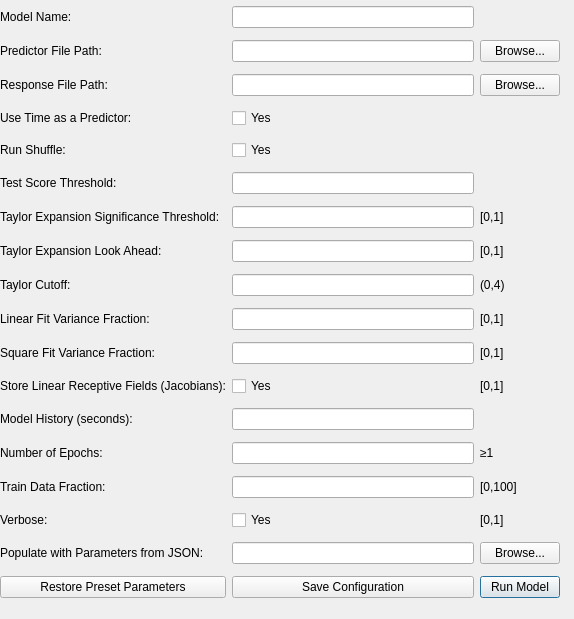
This is neuro_mine/ui/mine_form.ui in matovic5/neuro_mine as Qt 5 draws it before an edit. The edited form follows.
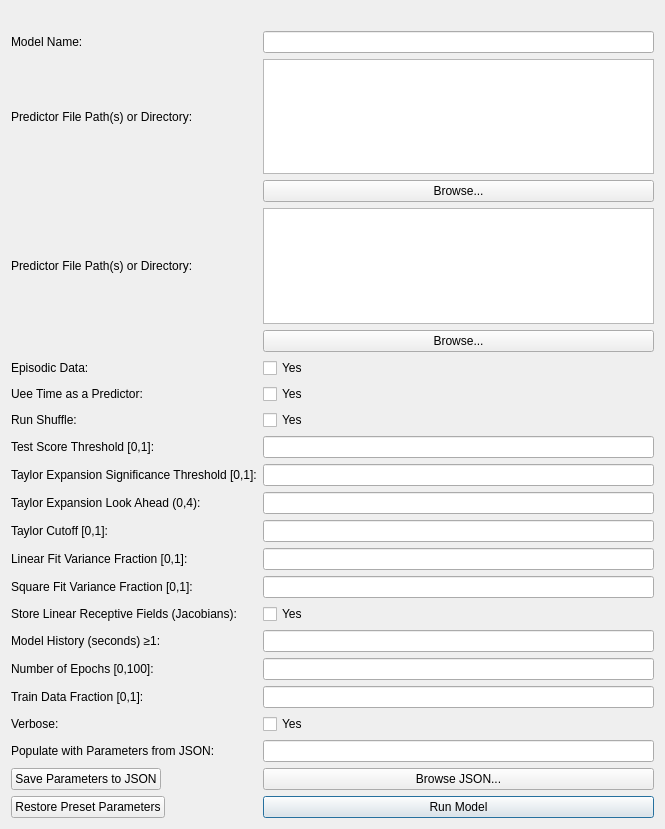
This is the edited form. Icons and pictures are not drawn.

Commit message: Edited UIs to make them follow a form and have dinky dialog boxes for JSON; Main - added multi-line processing and checkbox for episodic; Predict: greyed out button;

Diff of the .ui file:
```diff
--- a/neuro_mine/ui/mine_form.ui
+++ b/neuro_mine/ui/mine_form.ui
@@ -6,412 +6,660 @@
    <rect>
     <x>0</x>
     <y>0</y>
-    <width>574</width>
-    <height>619</height>
+    <width>665</width>
+    <height>829</height>
    </rect>
   </property>
+  <property name="sizePolicy">
+   <sizepolicy hsizetype="Expanding" vsizetype="Expanding">
+    <horstretch>0</horstretch>
+    <verstretch>0</verstretch>
+   </sizepolicy>
+  </property>
   <property name="windowTitle">
    <string>Neuro MINE</string>
   </property>
-  <widget class="QWidget" name="widget" native="true">
-   <property name="geometry">
-    <rect>
-     <x>810</x>
-     <y>210</y>
-     <width>144</width>
-     <height>532</height>
-    </rect>
-   </property>
-  </widget>
-  <widget class="QWidget" name="">
-   <property name="geometry">
-    <rect>
-     <x>0</x>
-     <y>0</y>
-     <width>573</width>
-     <height>617</height>
-    </rect>
-   </property>
-   <layout class="QGridLayout" name="gridLayout">
-    <item row="17" column="1">
-     <widget class="QCheckBox" name="checkBox_3">
+  <layout class="QFormLayout" name="formLayout">
+   <item row="0" column="1">
+    <widget class="QLabel" name="label">
+     <property name="sizePolicy">
+      <sizepolicy hsizetype="Expanding" vsizetype="Expanding">
+       <horstretch>0</horstretch>
+       <verstretch>0</verstretch>
+      </sizepolicy>
+     </property>
       <property name="text">
-       <string>Yes</string>
-      </property>
-     </widget>
-    </item>
-    <item row="20" column="0">
-     <widget class="QPushButton" name="pushButton_5">
-      <property name="text">
-       <string>Restore Preset Parameters</string>
-      </property>
-     </widget>
-    </item>
-    <item row="17" column="0">
-     <widget class="QLabel" name="label_18">
-      <property name="text">
-       <string>Verbose:</string>
-      </property>
-     </widget>
-    </item>
-    <item row="16" column="1">
-     <widget class="QLineEdit" name="lineEdit_13"/>
-    </item>
-    <item row="8" column="1">
-     <widget class="QLineEdit" name="lineEdit_5"/>
-    </item>
-    <item row="14" column="1">
-     <widget class="QLineEdit" name="lineEdit_9"/>
-    </item>
-    <item row="16" column="0">
-     <widget class="QLabel" name="label_17">
-      <property name="text">
-       <string>Train Data Fraction:</string>
-      </property>
-     </widget>
-    </item>
-    <item row="18" column="1">
-     <widget class="QLineEdit" name="lineEdit_10"/>
-    </item>
-    <item row="2" column="0">
-     <widget class="QLabel" name="label_3">
-      <property name="text">
-       <string>Predictor File Path:</string>
-      </property>
-     </widget>
-    </item>
-    <item row="11" column="1">
-     <widget class="QLineEdit" name="lineEdit_7"/>
-    </item>
-    <item row="18" column="2">
-     <widget class="QPushButton" name="pushButton_4">
-      <property name="text">
-       <string>Browse...</string>
-      </property>
-     </widget>
-    </item>
-    <item row="12" column="0">
-     <widget class="QLabel" name="label_11">
-      <property name="text">
-       <string>Square Fit Variance Fraction:</string>
-      </property>
-     </widget>
-    </item>
-    <item row="7" column="0">
-     <widget class="QLabel" name="label_7">
-      <property name="text">
-       <string>Test Score Threshold:</string>
-      </property>
-     </widget>
-    </item>
-    <item row="20" column="1">
-     <widget class="QPushButton" name="pushButton_6">
-      <property name="text">
-       <string>Save Configuration</string>
-      </property>
-     </widget>
-    </item>
-    <item row="15" column="2">
-     <widget class="QLabel" name="label_25">
-      <property name="text">
-       <string>≥1</string>
-      </property>
-     </widget>
-    </item>
-    <item row="2" column="1">
-     <widget class="QLineEdit" name="lineEdit_4"/>
-    </item>
-    <item row="17" column="2">
-     <widget class="QLabel" name="label_27">
-      <property name="text">
-       <string>[0,1]</string>
-      </property>
-     </widget>
-    </item>
-    <item row="13" column="2">
-     <widget class="QLabel" name="label_24">
-      <property name="text">
-       <string>[0,1]</string>
-      </property>
-     </widget>
-    </item>
-    <item row="11" column="0">
-     <widget class="QLabel" name="label_10">
-      <property name="text">
-       <string>Linear Fit Variance Fraction:</string>
-      </property>
-     </widget>
-    </item>
-    <item row="9" column="2">
-     <widget class="QLabel" name="label_20">
-      <property name="text">
-       <string>[0,1]</string>
-      </property>
-     </widget>
-    </item>
-    <item row="18" column="0">
-     <widget class="QLabel" name="label_15">
-      <property name="text">
-       <string>Populate with Parameters from JSON:</string>
-      </property>
-     </widget>
-    </item>
-    <item row="1" column="1">
-     <widget class="QLineEdit" name="lineEdit"/>
-    </item>
-    <item row="16" column="2">
-     <widget class="QLabel" name="label_26">
-      <property name="text">
-       <string>[0,100]</string>
+      <string/>
+     </property>
+     <property name="pixmap">
+      <pixmap resource="resources.qrc">:/logo.png</pixmap>
+     </property>
+     <property name="alignment">
+      <set>Qt::AlignmentFlag::AlignRight|Qt::AlignmentFlag::AlignTrailing|Qt::AlignmentFlag::AlignVCenter</set>
       </property>
      </widget>
     </item>
     <item row="1" column="0">
      <widget class="QLabel" name="label_2">
+     <property name="sizePolicy">
+      <sizepolicy hsizetype="Expanding" vsizetype="Expanding">
+       <horstretch>0</horstretch>
+       <verstretch>0</verstretch>
+      </sizepolicy>
+     </property>
       <property name="text">
        <string>Model Name:</string>
       </property>
      </widget>
     </item>
-    <item row="12" column="1">
-     <widget class="QLineEdit" name="lineEdit_8"/>
-    </item>
-    <item row="8" column="2">
-     <widget class="QLabel" name="label_19">
+   <item row="1" column="1">
+    <widget class="QLineEdit" name="lineEdit">
+     <property name="sizePolicy">
+      <sizepolicy hsizetype="Expanding" vsizetype="Expanding">
+       <horstretch>0</horstretch>
+       <verstretch>0</verstretch>
+      </sizepolicy>
+     </property>
+     <property name="minimumSize">
+      <size>
+       <width>359</width>
+       <height>0</height>
+      </size>
+     </property>
+    </widget>
+   </item>
+   <item row="2" column="0">
+    <widget class="QLabel" name="label_3">
+     <property name="sizePolicy">
+      <sizepolicy hsizetype="Expanding" vsizetype="Expanding">
+       <horstretch>0</horstretch>
+       <verstretch>0</verstretch>
+      </sizepolicy>
+     </property>
       <property name="text">
-       <string>[0,1]</string>
+      <string>Predictor File Path(s) or Directory:</string>
+     </property>
+    </widget>
+   </item>
+   <item row="2" column="1">
+    <widget class="QTextEdit" name="textEdit">
+     <property name="sizePolicy">
+      <sizepolicy hsizetype="Expanding" vsizetype="Expanding">
+       <horstretch>0</horstretch>
+       <verstretch>0</verstretch>
+      </sizepolicy>
       </property>
      </widget>
     </item>
     <item row="3" column="0">
-     <widget class="QLabel" name="label_4">
+    <widget class="QLabel" name="label_20">
+     <property name="sizePolicy">
+      <sizepolicy hsizetype="Expanding" vsizetype="Expanding">
+       <horstretch>0</horstretch>
+       <verstretch>0</verstretch>
+      </sizepolicy>
+     </property>
       <property name="toolTip">
-       <string>Single delimiter-separated file with Time as first column</string>
-      </property>
-      <property name="text">
-       <string>Response File Path:</string>
-      </property>
-     </widget>
-    </item>
-    <item row="12" column="2">
-     <widget class="QLabel" name="label_23">
+      <string/>
+     </property>
+     <property name="whatsThis">
+      <string>Predictor file(s) should be .csv format but with any type of delimiter; Time must be in the first column and all columns must have headers</string>
+     </property>
       <property name="text">
-       <string>[0,1]</string>
-      </property>
-     </widget>
-    </item>
-    <item row="20" column="2">
-     <widget class="QPushButton" name="pushButton">
-      <property name="text">
-       <string>Run Model</string>
-      </property>
-      <property name="default">
-       <bool>true</bool>
-      </property>
-     </widget>
-    </item>
-    <item row="10" column="1">
-     <widget class="QLineEdit" name="lineEdit_6"/>
-    </item>
-    <item row="14" column="0">
-     <widget class="QLabel" name="label_12">
-      <property name="text">
-       <string>Model History (seconds):</string>
-      </property>
-     </widget>
-    </item>
-    <item row="11" column="2">
-     <widget class="QLabel" name="label_22">
+      <string/>
+     </property>
+     <property name="pixmap">
+      <pixmap resource="resources.qrc">:/question.png</pixmap>
+     </property>
+    </widget>
+   </item>
+   <item row="3" column="1">
+    <widget class="QPushButton" name="pushButton_2">
+     <property name="sizePolicy">
+      <sizepolicy hsizetype="Expanding" vsizetype="Expanding">
+       <horstretch>0</horstretch>
+       <verstretch>0</verstretch>
+      </sizepolicy>
+     </property>
       <property name="text">
-       <string>[0,1]</string>
+      <string>Browse...</string>
       </property>
      </widget>
     </item>
     <item row="4" column="0">
-     <widget class="QLabel" name="label_5">
+    <widget class="QLabel" name="label_4">
+     <property name="sizePolicy">
+      <sizepolicy hsizetype="Expanding" vsizetype="Expanding">
+       <horstretch>0</horstretch>
+       <verstretch>0</verstretch>
+      </sizepolicy>
+     </property>
       <property name="text">
-       <string>Use Time as a Predictor:</string>
+      <string>Predictor File Path(s) or Directory:</string>
       </property>
      </widget>
     </item>
-    <item row="10" column="2">
+   <item row="4" column="1">
+    <widget class="QTextEdit" name="textEdit_2">
+     <property name="sizePolicy">
+      <sizepolicy hsizetype="Expanding" vsizetype="Expanding">
+       <horstretch>0</horstretch>
+       <verstretch>0</verstretch>
+      </sizepolicy>
+     </property>
+    </widget>
+   </item>
+   <item row="5" column="0">
      <widget class="QLabel" name="label_21">
+     <property name="sizePolicy">
+      <sizepolicy hsizetype="Expanding" vsizetype="Expanding">
+       <horstretch>0</horstretch>
+       <verstretch>0</verstretch>
+      </sizepolicy>
+     </property>
+     <property name="toolTip">
+      <string/>
+     </property>
+     <property name="whatsThis">
+      <string>Response file(s) should be .csv format but with any type of delimiter; time must be in the first column</string>
+     </property>
       <property name="text">
-       <string>(0,4)</string>
-      </property>
-     </widget>
-    </item>
-    <item row="9" column="1">
-     <widget class="QLineEdit" name="lineEdit_11"/>
+      <string/>
+     </property>
+     <property name="pixmap">
+      <pixmap resource="resources.qrc">:/question.png</pixmap>
+     </property>
+    </widget>
+   </item>
+   <item row="5" column="1">
+    <widget class="QPushButton" name="pushButton_3">
+     <property name="sizePolicy">
+      <sizepolicy hsizetype="Expanding" vsizetype="Expanding">
+       <horstretch>0</horstretch>
+       <verstretch>0</verstretch>
+      </sizepolicy>
+     </property>
+     <property name="text">
+      <string>Browse...</string>
+     </property>
+    </widget>
+   </item>
+   <item row="7" column="0">
+    <widget class="QLabel" name="label_5">
+     <property name="sizePolicy">
+      <sizepolicy hsizetype="Expanding" vsizetype="Expanding">
+       <horstretch>0</horstretch>
+       <verstretch>0</verstretch>
+      </sizepolicy>
+     </property>
+     <property name="text">
+      <string>Episodic Data:</string>
+     </property>
+    </widget>
+   </item>
+   <item row="7" column="1">
+    <widget class="QCheckBox" name="checkBox">
+     <property name="sizePolicy">
+      <sizepolicy hsizetype="Expanding" vsizetype="Expanding">
+       <horstretch>0</horstretch>
+       <verstretch>0</verstretch>
+      </sizepolicy>
+     </property>
+     <property name="text">
+      <string>Yes</string>
+     </property>
+    </widget>
+   </item>
+   <item row="8" column="0">
+    <widget class="QLabel" name="label_6">
+     <property name="sizePolicy">
+      <sizepolicy hsizetype="Expanding" vsizetype="Expanding">
+       <horstretch>0</horstretch>
+       <verstretch>0</verstretch>
+      </sizepolicy>
+     </property>
+     <property name="text">
+      <string>Uee Time as a Predictor:</string>
+     </property>
+    </widget>
+   </item>
+   <item row="8" column="1">
+    <widget class="QCheckBox" name="checkBox_2">
+     <property name="sizePolicy">
+      <sizepolicy hsizetype="Expanding" vsizetype="Expanding">
+       <horstretch>0</horstretch>
+       <verstretch>0</verstretch>
+      </sizepolicy>
+     </property>
+     <property name="text">
+      <string>Yes</string>
+     </property>
+    </widget>
     </item>
     <item row="9" column="0">
-     <widget class="QLabel" name="label_13">
+    <widget class="QLabel" name="label_7">
+     <property name="sizePolicy">
+      <sizepolicy hsizetype="Expanding" vsizetype="Expanding">
+       <horstretch>0</horstretch>
+       <verstretch>0</verstretch>
+      </sizepolicy>
+     </property>
       <property name="text">
-       <string>Taylor Expansion Look Ahead:</string>
+      <string>Run Shuffle:</string>
+     </property>
+    </widget>
+   </item>
+   <item row="9" column="1">
+    <widget class="QCheckBox" name="checkBox_5">
+     <property name="sizePolicy">
+      <sizepolicy hsizetype="Expanding" vsizetype="Expanding">
+       <horstretch>0</horstretch>
+       <verstretch>0</verstretch>
+      </sizepolicy>
+     </property>
+     <property name="text">
+      <string>Yes</string>
       </property>
      </widget>
     </item>
     <item row="10" column="0">
+    <widget class="QLabel" name="label_8">
+     <property name="sizePolicy">
+      <sizepolicy hsizetype="Expanding" vsizetype="Expanding">
+       <horstretch>0</horstretch>
+       <verstretch>0</verstretch>
+      </sizepolicy>
+     </property>
+     <property name="text">
+      <string>Test Score Threshold [0,1]:</string>
+     </property>
+    </widget>
+   </item>
+   <item row="10" column="1">
+    <widget class="QLineEdit" name="lineEdit_2">
+     <property name="sizePolicy">
+      <sizepolicy hsizetype="Expanding" vsizetype="Expanding">
+       <horstretch>0</horstretch>
+       <verstretch>0</verstretch>
+      </sizepolicy>
+     </property>
+     <property name="minimumSize">
+      <size>
+       <width>359</width>
+       <height>0</height>
+      </size>
+     </property>
+    </widget>
+   </item>
+   <item row="11" column="0">
      <widget class="QLabel" name="label_9">
+     <property name="sizePolicy">
+      <sizepolicy hsizetype="Expanding" vsizetype="Expanding">
+       <horstretch>0</horstretch>
+       <verstretch>0</verstretch>
+      </sizepolicy>
+     </property>
       <property name="text">
-       <string>Taylor Cutoff:</string>
+      <string>Taylor Expansion Significance Threshold [0,1]:</string>
       </property>
      </widget>
     </item>
-    <item row="13" column="1">
-     <widget class="QCheckBox" name="checkBox_4">
+   <item row="11" column="1">
+    <widget class="QLineEdit" name="lineEdit_3">
+     <property name="sizePolicy">
+      <sizepolicy hsizetype="Expanding" vsizetype="Expanding">
+       <horstretch>0</horstretch>
+       <verstretch>0</verstretch>
+      </sizepolicy>
+     </property>
+     <property name="minimumSize">
+      <size>
+       <width>359</width>
+       <height>0</height>
+      </size>
+     </property>
+    </widget>
+   </item>
+   <item row="12" column="0">
+    <widget class="QLabel" name="label_10">
+     <property name="sizePolicy">
+      <sizepolicy hsizetype="Expanding" vsizetype="Expanding">
+       <horstretch>0</horstretch>
+       <verstretch>0</verstretch>
+      </sizepolicy>
+     </property>
       <property name="text">
-       <string>Yes</string>
+      <string>Taylor Expansion Look Ahead (0,4):</string>
+     </property>
+    </widget>
+   </item>
+   <item row="12" column="1">
+    <widget class="QLineEdit" name="lineEdit_4">
+     <property name="sizePolicy">
+      <sizepolicy hsizetype="Expanding" vsizetype="Expanding">
+       <horstretch>0</horstretch>
+       <verstretch>0</verstretch>
+      </sizepolicy>
+     </property>
+     <property name="minimumSize">
+      <size>
+       <width>359</width>
+       <height>0</height>
+      </size>
       </property>
      </widget>
     </item>
     <item row="13" column="0">
+    <widget class="QLabel" name="label_11">
+     <property name="sizePolicy">
+      <sizepolicy hsizetype="Expanding" vsizetype="Expanding">
+       <horstretch>0</horstretch>
+       <verstretch>0</verstretch>
+      </sizepolicy>
+     </property>
+     <property name="text">
+      <string>Taylor Cutoff [0,1]:</string>
+     </property>
+    </widget>
+   </item>
+   <item row="13" column="1">
+    <widget class="QLineEdit" name="lineEdit_5">
+     <property name="sizePolicy">
+      <sizepolicy hsizetype="Expanding" vsizetype="Expanding">
+       <horstretch>0</horstretch>
+       <verstretch>0</verstretch>
+      </sizepolicy>
+     </property>
+     <property name="minimumSize">
+      <size>
+       <width>359</width>
+       <height>0</height>
+      </size>
+     </property>
+    </widget>
+   </item>
+   <item row="14" column="0">
+    <widget class="QLabel" name="label_12">
+     <property name="sizePolicy">
+      <sizepolicy hsizetype="Expanding" vsizetype="Expanding">
+       <horstretch>0</horstretch>
+       <verstretch>0</verstretch>
+      </sizepolicy>
+     </property>
+     <property name="text">
+      <string>Linear Fit Variance Fraction [0,1]:</string>
+     </property>
+    </widget>
+   </item>
+   <item row="14" column="1">
+    <widget class="QLineEdit" name="lineEdit_6">
+     <property name="sizePolicy">
+      <sizepolicy hsizetype="Expanding" vsizetype="Expanding">
+       <horstretch>0</horstretch>
+       <verstretch>0</verstretch>
+      </sizepolicy>
+     </property>
+     <property name="minimumSize">
+      <size>
+       <width>359</width>
+       <height>0</height>
+      </size>
+     </property>
+    </widget>
+   </item>
+   <item row="15" column="0">
+    <widget class="QLabel" name="label_13">
+     <property name="sizePolicy">
+      <sizepolicy hsizetype="Expanding" vsizetype="Expanding">
+       <horstretch>0</horstretch>
+       <verstretch>0</verstretch>
+      </sizepolicy>
+     </property>
+     <property name="text">
+      <string>Square Fit Variance Fraction [0,1]:</string>
+     </property>
+    </widget>
+   </item>
+   <item row="15" column="1">
+    <widget class="QLineEdit" name="lineEdit_7">
+     <property name="sizePolicy">
+      <sizepolicy hsizetype="Expanding" vsizetype="Expanding">
+       <horstretch>0</horstretch>
+       <verstretch>0</verstretch>
+      </sizepolicy>
+     </property>
+     <property name="minimumSize">
+      <size>
+       <width>359</width>
+       <height>0</height>
+      </size>
+     </property>
+    </widget>
+   </item>
+   <item row="16" column="0">
      <widget class="QLabel" name="label_14">
+     <property name="sizePolicy">
+      <sizepolicy hsizetype="Expanding" vsizetype="Expanding">
+       <horstretch>0</horstretch>
+       <verstretch>0</verstretch>
+      </sizepolicy>
+     </property>
       <property name="text">
        <string>Store Linear Receptive Fields (Jacobians):</string>
       </property>
      </widget>
     </item>
-    <item row="15" column="1">
-     <widget class="QLineEdit" name="lineEdit_12"/>
-    </item>
-    <item row="15" column="0">
+   <item row="16" column="1">
+    <widget class="QCheckBox" name="checkBox_3">
+     <property name="sizePolicy">
+      <sizepolicy hsizetype="Expanding" vsizetype="Expanding">
+       <horstretch>0</horstretch>
+       <verstretch>0</verstretch>
+      </sizepolicy>
+     </property>
+     <property name="text">
+      <string>Yes</string>
+     </property>
+    </widget>
+   </item>
+   <item row="17" column="0">
+    <widget class="QLabel" name="label_15">
+     <property name="sizePolicy">
+      <sizepolicy hsizetype="Expanding" vsizetype="Expanding">
+       <horstretch>0</horstretch>
+       <verstretch>0</verstretch>
+      </sizepolicy>
+     </property>
+     <property name="text">
+      <string>Model History (seconds) ≥1:</string>
+     </property>
+    </widget>
+   </item>
+   <item row="17" column="1">
+    <widget class="QLineEdit" name="lineEdit_8">
+     <property name="sizePolicy">
+      <sizepolicy hsizetype="Expanding" vsizetype="Expanding">
+       <horstretch>0</horstretch>
+       <verstretch>0</verstretch>
+      </sizepolicy>
+     </property>
+     <property name="minimumSize">
+      <size>
+       <width>359</width>
+       <height>0</height>
+      </size>
+     </property>
+    </widget>
+   </item>
+   <item row="18" column="0">
      <widget class="QLabel" name="label_16">
+     <property name="sizePolicy">
+      <sizepolicy hsizetype="Expanding" vsizetype="Expanding">
+       <horstretch>0</horstretch>
+       <verstretch>0</verstretch>
+      </sizepolicy>
+     </property>
       <property name="text">
-       <string>Number of Epochs:</string>
+      <string>Number of Epochs [0,100]:</string>
       </property>
      </widget>
     </item>
-    <item row="8" column="0">
-     <widget class="QLabel" name="label_8">
-      <property name="text">
-       <string>Taylor Expansion Significance Threshold:</string>
-      </property>
-     </widget>
-    </item>
-    <item row="6" column="0">
-     <widget class="QLabel" name="label_6">
+   <item row="18" column="1">
+    <widget class="QLineEdit" name="lineEdit_9">
+     <property name="sizePolicy">
+      <sizepolicy hsizetype="Expanding" vsizetype="Expanding">
+       <horstretch>0</horstretch>
+       <verstretch>0</verstretch>
+      </sizepolicy>
+     </property>
+     <property name="minimumSize">
+      <size>
+       <width>359</width>
+       <height>0</height>
+      </size>
+     </property>
+    </widget>
+   </item>
+   <item row="19" column="0">
+    <widget class="QLabel" name="label_17">
+     <property name="sizePolicy">
+      <sizepolicy hsizetype="Expanding" vsizetype="Expanding">
+       <horstretch>0</horstretch>
+       <verstretch>0</verstretch>
+      </sizepolicy>
+     </property>
       <property name="text">
-       <string>Run Shuffle:</string>
+      <string>Train Data Fraction [0,1]:</string>
       </property>
      </widget>
     </item>
-    <item row="3" column="1">
-     <widget class="QLineEdit" name="lineEdit_2"/>
-    </item>
-    <item row="1" column="2">
-     <widget class="QLabel" name="label">
-      <property name="layoutDirection">
-       <enum>Qt::LayoutDirection::RightToLeft</enum>
+   <item row="19" column="1">
+    <widget class="QLineEdit" name="lineEdit_10">
+     <property name="sizePolicy">
+      <sizepolicy hsizetype="Expanding" vsizetype="Expanding">
+       <horstretch>0</horstretch>
+       <verstretch>0</verstretch>
+      </sizepolicy>
+     </property>
+     <property name="minimumSize">
+      <size>
+       <width>359</width>
+       <height>0</height>
+      </size>
+     </property>
+    </widget>
+   </item>
+   <item row="20" column="0">
+    <widget class="QLabel" name="label_18">
+     <property name="sizePolicy">
+      <sizepolicy hsizetype="Expanding" vsizetype="Expanding">
+       <horstretch>0</horstretch>
+       <verstretch>0</verstretch>
+      </sizepolicy>
       </property>
       <property name="text">
-       <string/>
-      </property>
-      <property name="pixmap">
-       <pixmap resource="resources.qrc">:/logo.png</pixmap>
-      </property>
-     </widget>
-    </item>
-    <item row="4" column="1">
-     <widget class="QCheckBox" name="checkBox">
+      <string>Verbose:</string>
+     </property>
+    </widget>
+   </item>
+   <item row="20" column="1">
+    <widget class="QCheckBox" name="checkBox_4">
+     <property name="sizePolicy">
+      <sizepolicy hsizetype="Expanding" vsizetype="Expanding">
+       <horstretch>0</horstretch>
+       <verstretch>0</verstretch>
+      </sizepolicy>
+     </property>
       <property name="text">
        <string>Yes</string>
       </property>
      </widget>
     </item>
-    <item row="6" column="1">
-     <widget class="QCheckBox" name="checkBox_2">
+   <item row="21" column="0">
+    <widget class="QLabel" name="label_19">
+     <property name="sizePolicy">
+      <sizepolicy hsizetype="Expanding" vsizetype="Expanding">
+       <horstretch>0</horstretch>
+       <verstretch>0</verstretch>
+      </sizepolicy>
+     </property>
       <property name="text">
-       <string>Yes</string>
+      <string>Populate with Parameters from JSON:</string>
       </property>
      </widget>
     </item>
-    <item row="7" column="1">
-     <widget class="QLineEdit" name="lineEdit_3"/>
-    </item>
-    <item row="2" column="2">
-     <widget class="QPushButton" name="pushButton_2">
+   <item row="21" column="1">
+    <widget class="QLineEdit" name="lineEdit_11">
+     <property name="sizePolicy">
+      <sizepolicy hsizetype="Expanding" vsizetype="Expanding">
+       <horstretch>0</horstretch>
+       <verstretch>0</verstretch>
+      </sizepolicy>
+     </property>
+     <property name="minimumSize">
+      <size>
+       <width>359</width>
+       <height>0</height>
+      </size>
+     </property>
+    </widget>
+   </item>
+   <item row="22" column="1">
+    <widget class="QPushButton" name="pushButton_4">
+     <property name="sizePolicy">
+      <sizepolicy hsizetype="Expanding" vsizetype="Expanding">
+       <horstretch>0</horstretch>
+       <verstretch>0</verstretch>
+      </sizepolicy>
+     </property>
       <property name="text">
-       <string>Browse...</string>
+      <string>Browse JSON...</string>
       </property>
      </widget>
     </item>
-    <item row="3" column="2">
-     <widget class="QPushButton" name="pushButton_3">
+   <item row="23" column="0">
+    <widget class="QPushButton" name="pushButton_5">
+     <property name="sizePolicy">
+      <sizepolicy hsizetype="Expanding" vsizetype="Expanding">
+       <horstretch>0</horstretch>
+       <verstretch>0</verstretch>
+      </sizepolicy>
+     </property>
       <property name="text">
-       <string>Browse...</string>
+      <string>Restore Preset Parameters</string>
       </property>
      </widget>
     </item>
-    <item row="2" column="3">
-     <widget class="QLabel" name="label_28">
-      <property name="cursor">
-       <cursorShape>WhatsThisCursor</cursorShape>
-      </property>
-      <property name="toolTip">
-       <string extracomment="Single delimiter-separated file with Time as first column">Single delimiter-separated file with Time as first column</string>
-      </property>
+   <item row="23" column="1">
+    <widget class="QPushButton" name="pushButton">
+     <property name="sizePolicy">
+      <sizepolicy hsizetype="Expanding" vsizetype="Expanding">
+       <horstretch>0</horstretch>
+       <verstretch>0</verstretch>
+      </sizepolicy>
+     </property>
       <property name="text">
-       <string/>
-      </property>
-      <property name="pixmap">
-       <pixmap resource="resources.qrc">:/question.png</pixmap>
+      <string>Run Model</string>
+     </property>
+     <property name="default">
+      <bool>true</bool>
       </property>
      </widget>
     </item>
-    <item row="3" column="3">
-     <widget class="QLabel" name="label_29">
-      <property name="cursor">
-       <cursorShape>WhatsThisCursor</cursorShape>
-      </property>
-      <property name="toolTip">
-       <string extracomment="Single delimiter-separated file with Time as first column">Single delimiter-separated file with Time as first column</string>
-      </property>
+   <item row="22" column="0">
+    <widget class="QPushButton" name="pushButton_6">
+     <property name="sizePolicy">
+      <sizepolicy hsizetype="Expanding" vsizetype="Expanding">
+       <horstretch>0</horstretch>
+       <verstretch>0</verstretch>
+      </sizepolicy>
+     </property>
       <property name="text">
-       <string/>
-      </property>
-      <property name="pixmap">
-       <pixmap resource="resources.qrc">:/question.png</pixmap>
+      <string>Save Parameters to JSON</string>
       </property>
      </widget>
     </item>
    </layout>
-  </widget>
-  <zorder>pushButton</zorder>
-  <zorder>pushButton_4</zorder>
-  <zorder>widget</zorder>
-  <zorder>label_19</zorder>
-  <zorder>label_20</zorder>
-  <zorder>label_21</zorder>
-  <zorder>label_22</zorder>
-  <zorder>label_23</zorder>
-  <zorder>label_24</zorder>
-  <zorder>label_25</zorder>
-  <zorder>label_26</zorder>
-  <zorder>label_27</zorder>
-  <zorder>pushButton_5</zorder>
-  <zorder>label</zorder>
-  <zorder>pushButton_3</zorder>
-  <zorder>pushButton_2</zorder>
-  <zorder>label_29</zorder>
-  <zorder>label_28</zorder>
-  <zorder>label_15</zorder>
-  <zorder>label_18</zorder>
-  <zorder>label_17</zorder>
-  <zorder>label_16</zorder>
-  <zorder>label_12</zorder>
-  <zorder>label_14</zorder>
-  <zorder>label_11</zorder>
-  <zorder>label_10</zorder>
-  <zorder>label_9</zorder>
-  <zorder>label_13</zorder>
-  <zorder>label_8</zorder>
-  <zorder>label_7</zorder>
-  <zorder>label_6</zorder>
-  <zorder>label_5</zorder>
-  <zorder>label_4</zorder>
-  <zorder>label_3</zorder>
-  <zorder>label_2</zorder>
  </widget>
  <resources>
   <include location="resources.qrc"/>
```
Left out of the diff: 4 changed lines with no effect on the pictures. Lines whose indentation alone changed are shown as unchanged. The commit also changes 4 other files.
